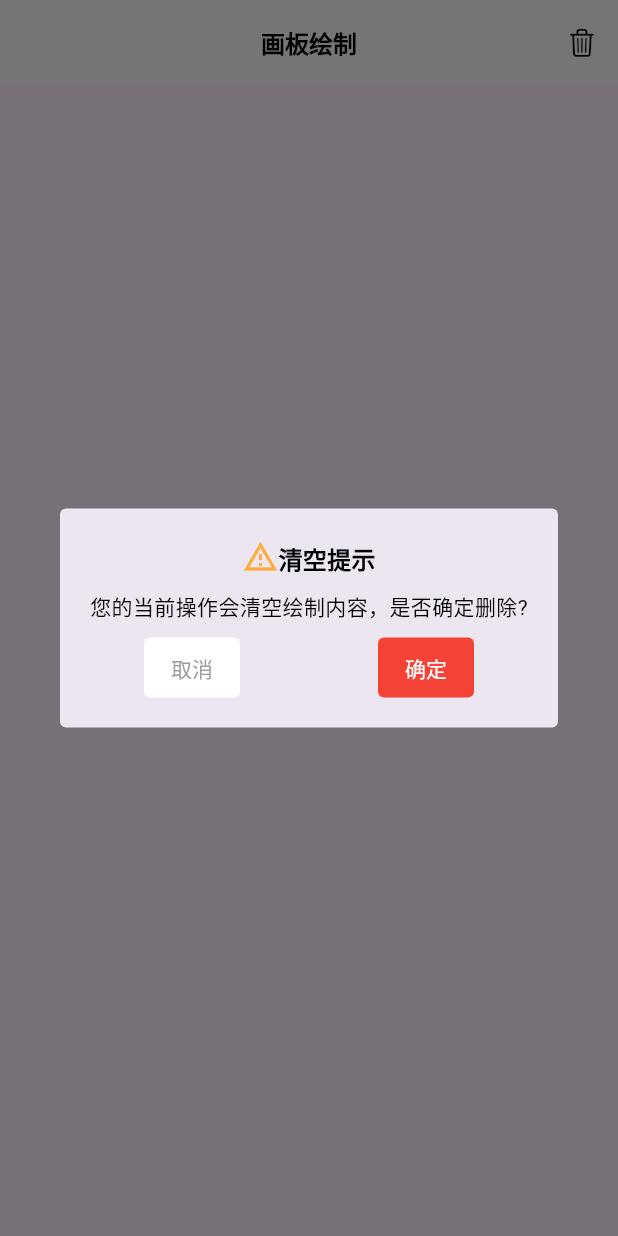
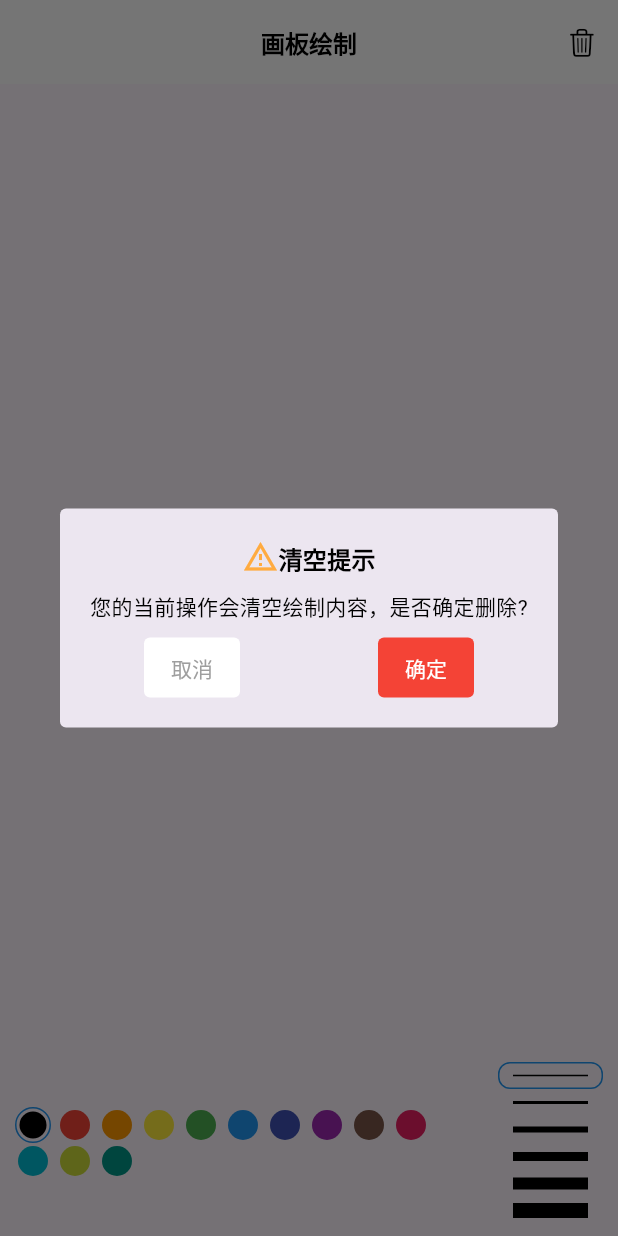
Before and after one commit to JohnnieEric/flutter_learn, a Flutter app: the screen it shows after launch, after a tap on an icon or button, on a phone screen of 412 x 824 dp. Run offline on Flutter 3.47's test engine with Material 3 defaults, Android fonts, the phone set to English and light mode, and no system bars; missing offline and left inert: flame_audio.

Commit message:
add stroke width and color selector 1.learn Wrap widget 2.learn Expanded

```diff
--- a/lib/drawing/drawing_page.dart
+++ b/lib/drawing/drawing_page.dart
@@ -2,6 +2,8 @@ import 'package:flutter/cupertino.dart';
 import 'package:flutter/material.dart';
 import 'package:flutter_learn_demo/drawing/bean/line.dart';
 import 'package:flutter_learn_demo/drawing/paper_painter.dart';
+import 'package:flutter_learn_demo/drawing/selector/stroke_color_selector.dart';
+import 'package:flutter_learn_demo/drawing/selector/stroke_width_selector.dart';
 
 import '../conform_dialog.dart';
 
@@ -19,6 +21,8 @@ class DrawingPage extends StatefulWidget {
 
 class _DrawingPageState extends State<DrawingPage> {
   final List<Line> _lines = [];
+  int selectedStrokeWidthIndex = 0;
+  int selectedStrokeColorIndex = 0;
 
   final List<Color> supportColors = [
     Colors.black,
@@ -28,10 +32,20 @@ class _DrawingPageState extends State<DrawingPage> {
     Colors.green,
     Colors.blue,
     Colors.indigo,
-    Colors.purple
+    Colors.purple,
+    Colors.brown,
+    Colors.pink,
+    Colors.cyan,
+    Colors.lime,
+    Colors.teal
   ];
 
   final List<double> supportStrokeWidths = [1, 2, 4, 6, 8, 10];
+
+  double get selectedStrokeWidth =>
+      supportStrokeWidths[selectedStrokeWidthIndex];
+
+  Color get selectedStrokeColor => supportColors[selectedStrokeColorIndex];
 
   @override
   Widget build(BuildContext context) {
@@ -57,7 +71,9 @@ class _DrawingPageState extends State<DrawingPage> {
                 ))
           ],
         ),
-        body: GestureDetector(
+        body: Stack(
+          children: [
+            GestureDetector(
               /***
                * 监听用户开始拖拽
                */
@@ -72,12 +88,74 @@ class _DrawingPageState extends State<DrawingPage> {
                   constraints: const BoxConstraints.expand(),
                 ),
               ),
+            ),
+            /*Positioned(
+                bottom: 40,
+                child: StrokeColorSelector(
+                    supportColors: supportColors,
+                    selectedColorIndex: selectedStrokeColorIndex,
+                    onSelect: _selectStrokeWidthColor)),
+            Positioned(
+                right: 10,
+                bottom: 0,
+                child: StrokeWidthSelector(
+                    color: selectedStrokeColor,
+                    supportStrokeWidths: supportStrokeWidths,
+                    selectedIndex: selectedStrokeWidthIndex,
+                    onSelect: _selectStrokeWidth))*/
+            Positioned(
+              bottom: 0,
+              /**
+               * 获取屏幕宽度
+               */
+              width: MediaQuery.of(context).size.width,
+              child: Row(
+                children: [
+                  /**
+                   * Expanded的作用是让子widget填充Row或Column中剩余的空间
+                   */
+                  Expanded(
+                    child: StrokeColorSelector(
+                        supportColors: supportColors,
+                        selectedColorIndex: selectedStrokeColorIndex,
+                        onSelect: _selectStrokeWidthColor),
+                  ),
+                  StrokeWidthSelector(
+                      color: selectedStrokeColor,
+                      supportStrokeWidths: supportStrokeWidths,
+                      selectedIndex: selectedStrokeWidthIndex,
+                      onSelect: _selectStrokeWidth),
+                ],
+              ),
+            ),
+          ],
         ));
+  }
+
+  void _selectStrokeWidth(int index) {
+    if (index == selectedStrokeWidthIndex) {
+      return;
+    }
+    setState(() {
+      selectedStrokeWidthIndex = index;
+    });
+  }
+
+  void _selectStrokeWidthColor(int index) {
+    if (index == selectedStrokeColorIndex) {
+      return;
+    }
+    setState(() {
+      selectedStrokeColorIndex = index;
+    });
   }
 
   ///用户开始拖拽开始时，需要创建 Line 对象，加入线列表。
   void _onPanStart(DragStartDetails details) {
-    _lines.add(Line(points: [details.localPosition]));
+    _lines.add(Line(
+        points: [details.localPosition],
+        strokeWidth: selectedStrokeWidth,
+        color: selectedStrokeColor));
   }
 
   // 用户拖拽过程中，将触点添加到线列表最后一条线中。
@@ -89,8 +167,7 @@ class _DrawingPageState extends State<DrawingPage> {
   void _showClearDialog() {
     showDialog(
         context: context,
-        builder: (context) =>
-            ConformDialog(
+        builder: (context) => ConformDialog(
               title: '清空提示',
               msg: '您的当前操作会清空绘制内容，是否确定删除?',
               onConform: _clear,
--- /dev/null
+++ b/lib/drawing/selector/stroke_color_selector.dart
@@ -0,0 +1,48 @@
+import 'package:flutter/material.dart';
+
+class StrokeColorSelector extends StatelessWidget {
+  final List<Color> supportColors;
+  final int selectedColorIndex;
+  final ValueChanged<int> onSelect;
+
+  const StrokeColorSelector(
+      {required this.supportColors,
+      required this.selectedColorIndex,
+      required this.onSelect,
+      super.key});
+
+  @override
+  Widget build(BuildContext context) {
+    return Padding(
+        padding: const EdgeInsets.all(8),
+        /***
+         * Row和Column如果子widget超过屏幕范围会报溢出错误
+         * 这个时候应该用Wrap和Flow来支持流式布局
+         */
+        child: Wrap(
+          children: List.generate(
+              supportColors.length, (index) => _buildByIndex(index)),
+        ));
+  }
+
+  Widget _buildByIndex(int index) {
+    bool selected = index == selectedColorIndex;
+    return GestureDetector(
+      onTap: () => onSelect(index),
+      child: Container(
+        margin: const EdgeInsets.symmetric(horizontal: 2),
+        padding: const EdgeInsets.all(2),
+        width: 24,
+        height: 24,
+        alignment: Alignment.center,
+        decoration: BoxDecoration(
+            shape: BoxShape.circle,
+            border: selected ? Border.all(color: Colors.blue) : null),
+        child: Container(
+          decoration: BoxDecoration(
+              shape: BoxShape.circle, color: supportColors[index]),
+        ),
+      ),
+    );
+  }
+}
--- /dev/null
+++ b/lib/drawing/selector/stroke_width_selector.dart
@@ -0,0 +1,49 @@
+import 'package:flutter/material.dart';
+
+class StrokeWidthSelector extends StatelessWidget {
+  final Color color;
+  final List<double> supportStrokeWidths;
+  final int selectedIndex;
+  final ValueChanged<int> onSelect;
+
+  const StrokeWidthSelector({
+    super.key,
+    required this.color,
+    required this.supportStrokeWidths,
+    required this.selectedIndex,
+    required this.onSelect,
+  });
+
+  @override
+  Widget build(BuildContext context) {
+    return Padding(
+      padding: const EdgeInsets.all(8.0),
+      child: Column(
+        crossAxisAlignment: CrossAxisAlignment.end,
+        children: List.generate(
+            supportStrokeWidths.length, (index) => _buildByIndex(index)),
+      ),
+    );
+  }
+
+  Widget _buildByIndex(int index) {
+    bool selected = index == selectedIndex;
+    return GestureDetector(
+      onTap: () => onSelect(index),
+      child: Container(
+        margin: const EdgeInsets.symmetric(horizontal: 2),
+        width: 70,
+        height: 18,
+        alignment: Alignment.center,
+        decoration: BoxDecoration(
+            borderRadius: BorderRadius.circular(8),
+            border: selected ? Border.all(color: Colors.blue) : null),
+        child: Container(
+          width: 50,
+          color: color,
+          height: supportStrokeWidths[index],
+        ),
+      ),
+    );
+  }
+}
```
Lines whose indentation alone changed are shown as unchanged.
